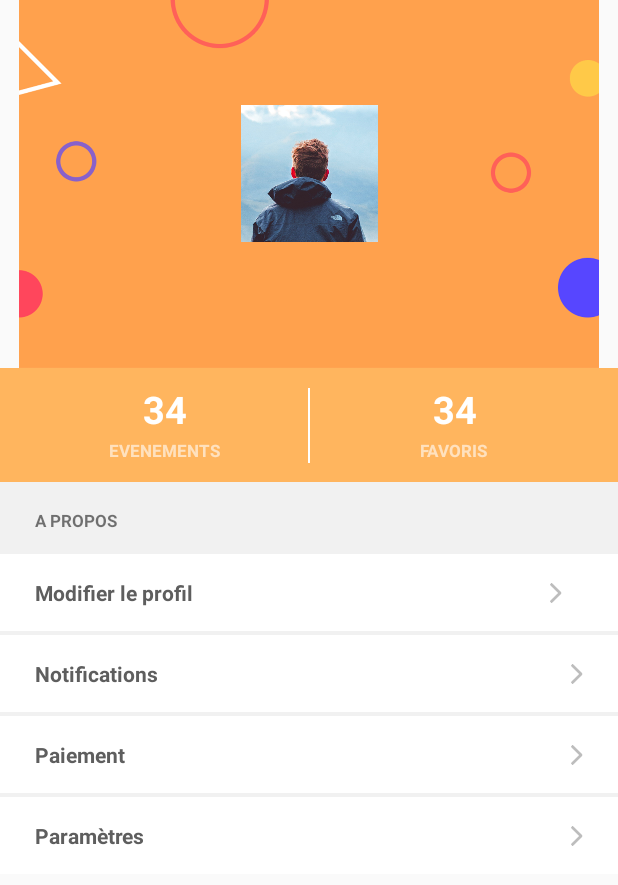
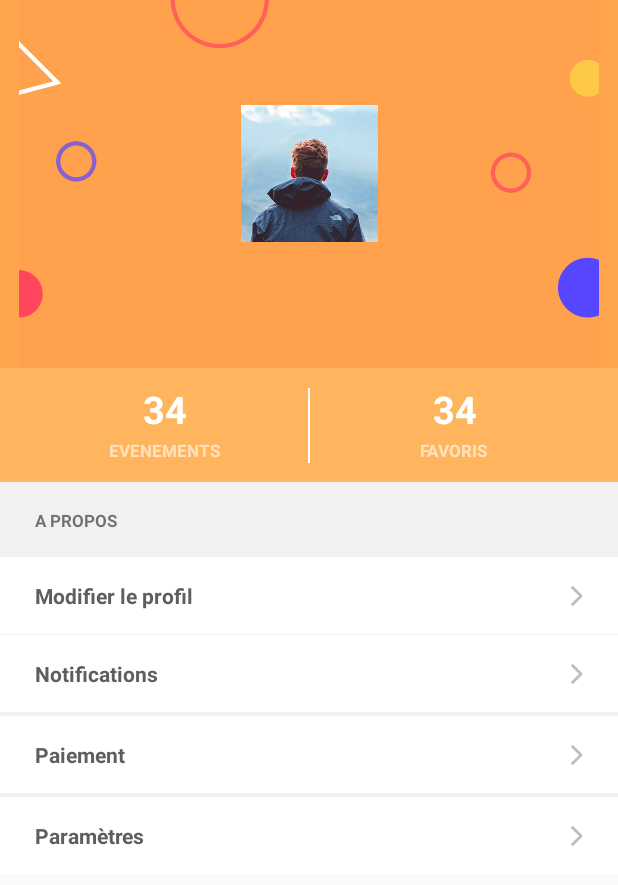
Before and after one commit to etombert/kotlin-project, an Android app: the ProfileActivity screen opened directly, with no data from a screen before it, on a phone screen of 412 x 824 dp. Shown: the top 885 px of the screen. Run offline under Robolectric (Android 15) with nearby library versions, the light colour scheme and no system bars.

Commit message:
before the storm

```diff
--- a/app/src/main/res/layout/activity_profile.xml
+++ b/app/src/main/res/layout/activity_profile.xml
@@ -26,6 +26,7 @@
                 android:id="@+id/constraintLayout8"
                 android:layout_width="match_parent"
                 android:layout_height="0dp"
+                android:background="#ffa54e"
                 app:layout_constraintEnd_toEndOf="parent"
                 app:layout_constraintStart_toStartOf="parent"
                 app:layout_constraintTop_toTopOf="parent"
@@ -45,7 +46,7 @@
 
                 <ImageView
                     android:id="@+id/imageView3"
-                    android:layout_width="91.3dp"
+                    android:layout_width="wrap_content"
                     android:layout_height="91.3dp"
                     android:layout_marginBottom="8dp"
                     android:layout_marginEnd="134dp"
@@ -228,9 +229,10 @@
                 <android.support.constraint.ConstraintLayout
                     android:layout_width="0dp"
                     android:layout_height="51dp"
-                    android:layout_marginTop="14dp"
+                    android:layout_marginTop="16dp"
                     android:background="#fff"
                     app:layout_constraintEnd_toEndOf="parent"
+                    app:layout_constraintHorizontal_bias="0.0"
                     app:layout_constraintStart_toStartOf="parent"
                     app:layout_constraintTop_toBottomOf="@+id/textView19">
 
@@ -255,13 +257,10 @@
                         android:layout_height="13dp"
                         android:layout_marginBottom="19dp"
                         android:layout_marginEnd="23dp"
-                        android:layout_marginLeft="223dp"
                         android:layout_marginRight="23dp"
-                        android:layout_marginStart="223dp"
                         android:layout_marginTop="19dp"
                         app:layout_constraintBottom_toBottomOf="parent"
                         app:layout_constraintEnd_toEndOf="parent"
-                        app:layout_constraintStart_toEndOf="@+id/textView20"
                         app:layout_constraintTop_toTopOf="parent"
                         app:srcCompat="@drawable/arrow_point_to_right_2" />
                 </android.support.constraint.ConstraintLayout>
```
Also changed, not shown: app/src/main/res/layout/activity_home.xml (+11 -5 lines), app/src/main/res/drawable-v24/calendar.png (added), app/src/main/res/drawable-v24/fav.png (added), app/src/main/res/drawable-v24/noun_1594249_cc.png (added), app/src/main/res/drawable-v24/noun_740700_cc.png (added).
